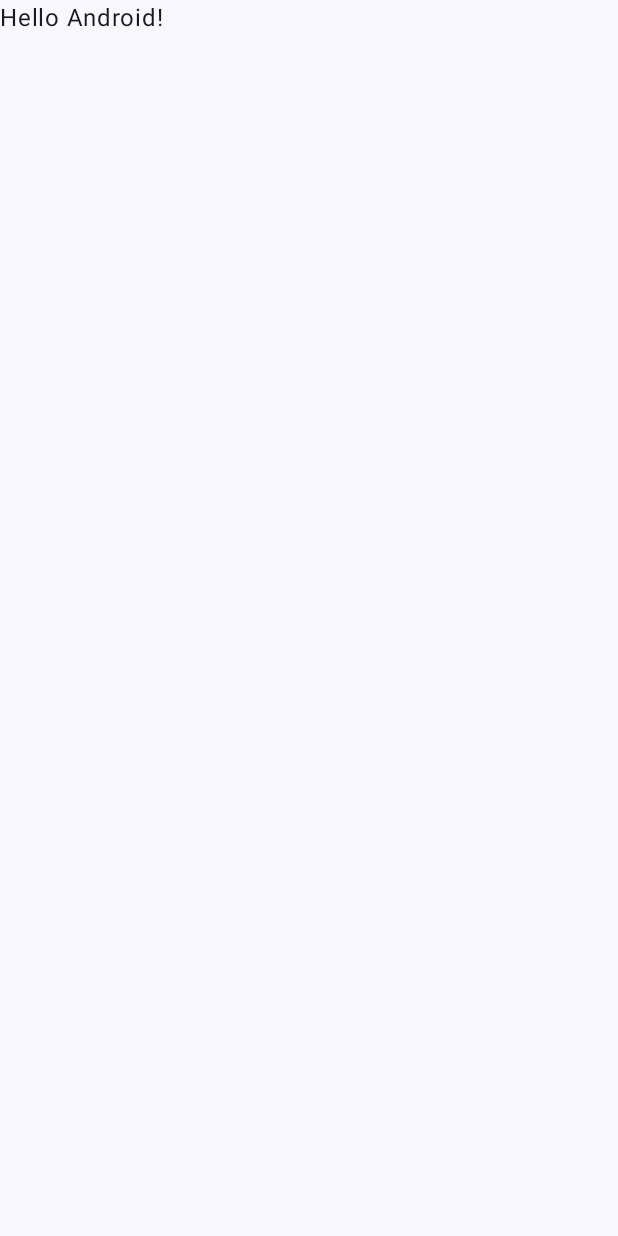
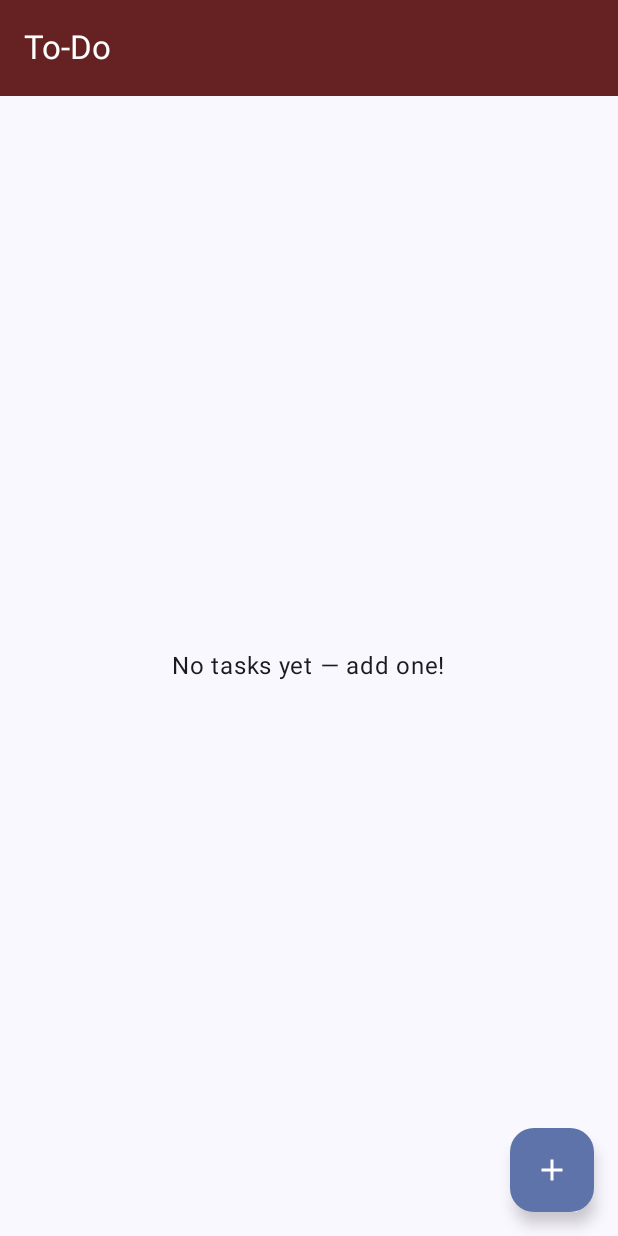
Before and after one commit to pg598595/ToDo---Jetpack-Compose, an Android app built with Jetpack Compose: the screen it shows after launch (MainActivity), on a phone screen of 412 x 824 dp. Before the commit the screen is almost empty. Run offline under Robolectric (Android 15) with nearby library versions, the phone set to English and light mode, and no system bars; our stand-ins replace Room's generated code.

Commit message:
[implement] Implement Add / edit task and list of task from room database

```diff
--- a/app/build.gradle.kts
+++ b/app/build.gradle.kts
@@ -2,7 +2,7 @@ plugins {
     alias(libs.plugins.android.application)
     alias(libs.plugins.kotlin.android)
     alias(libs.plugins.kotlin.compose)
-//    alias(libs.plugins.kotlin.kapt)
+    alias(libs.plugins.ksp)
 }
 
 android {
@@ -51,6 +51,7 @@ dependencies {
     implementation(libs.androidx.compose.ui.graphics)
     implementation(libs.androidx.compose.ui.tooling.preview)
     implementation(libs.androidx.compose.material3)
+    implementation(libs.androidx.compose.runtime)
     testImplementation(libs.junit)
     androidTestImplementation(libs.androidx.junit)
     androidTestImplementation(libs.androidx.espresso.core)
@@ -63,7 +64,7 @@ dependencies {
 
     implementation(libs.androidx.room.runtime)
     implementation(libs.androidx.room.ktx)
-//    kapt(libs.androidx.room.compiler)
+    ksp(libs.androidx.room.compiler)
 
     implementation(libs.androidx.compose.material3)
 }
--- a/app/src/main/AndroidManifest.xml
+++ b/app/src/main/AndroidManifest.xml
@@ -3,6 +3,7 @@
     xmlns:tools="http://schemas.android.com/tools">
 
     <application
+        android:name=".TodoApplication"
         android:allowBackup="true"
         android:dataExtractionRules="@xml/data_extraction_rules"
         android:fullBackupContent="@xml/backup_rules"
--- a/app/src/main/java/com/example/todo/MainActivity.kt
+++ b/app/src/main/java/com/example/todo/MainActivity.kt
@@ -11,37 +11,46 @@ import androidx.compose.material3.Text
 import androidx.compose.runtime.Composable
 import androidx.compose.ui.Modifier
 import androidx.compose.ui.tooling.preview.Preview
+import androidx.lifecycle.viewmodel.compose.viewModel
+import androidx.navigation.NavType
+import androidx.navigation.compose.NavHost
+import androidx.navigation.compose.composable
+import androidx.navigation.compose.rememberNavController
+import androidx.navigation.navArgument
+import com.example.todo.ui.AddEditTaskScreen
+import com.example.todo.ui.TaskListScreen
 import com.example.todo.ui.theme.ToDoTheme
+import com.example.todo.viewmodel.TaskViewModel
+import com.example.todo.viewmodel.TaskViewModelFactory
 
 class MainActivity : ComponentActivity() {
     override fun onCreate(savedInstanceState: Bundle?) {
         super.onCreate(savedInstanceState)
-        enableEdgeToEdge()
+        val repo = (application as TodoApplication).repository
+        val viewModelFactory = TaskViewModelFactory(repo)
+
         setContent {
-            ToDoTheme {
-                Scaffold(modifier = Modifier.fillMaxSize()) { innerPadding ->
-                    Greeting(
-                        name = "Android",
-                        modifier = Modifier.padding(innerPadding)
-                    )
+            ToDoTheme { // your Material3 theme wrapper
+                val navController = rememberNavController()
+                val vm: TaskViewModel = viewModel(factory = viewModelFactory)
+                NavHost(navController = navController, startDestination = "task_list") {
+                    composable("task_list") {
+                        TaskListScreen(navController = navController, viewModel = vm)
+                    }
+                    composable(
+                        "add_edit/{taskId}",
+                        arguments = listOf(
+                            navArgument("taskId") {
+                                type = NavType.LongType
+                                defaultValue = -1L
+                            }
+                        )
+                    ) { backStack ->
+                        val taskId = backStack.arguments?.getLong("taskId") ?: -1L
+                        AddEditTaskScreen(navController = navController, viewModel = vm, taskId = taskId)
+                    }
                 }
             }
         }
     }
 }
-
-@Composable
-fun Greeting(name: String, modifier: Modifier = Modifier) {
-    Text(
-        text = "Hello $name!",
-        modifier = modifier
-    )
-}
-
-@Preview(showBackground = true)
-@Composable
-fun GreetingPreview() {
-    ToDoTheme {
-        Greeting("Android")
-    }
-}
--- /dev/null
+++ b/app/src/main/java/com/example/todo/TodoApplication.kt
@@ -0,0 +1,11 @@
+package com.example.todo
+
+import android.app.Application
+import com.example.todo.data.AppDatabase
+import com.example.todo.data.TaskRepositoryImpl
+import kotlin.getValue
+
+class TodoApplication : Application() {
+    val database by lazy { AppDatabase.getDatabase(this) }
+    val repository by lazy { TaskRepositoryImpl(database.taskDao()) }
+}
--- /dev/null
+++ b/app/src/main/java/com/example/todo/data/AppDatabase.kt
@@ -0,0 +1,34 @@
+package com.example.todo.data
+
+import android.content.Context
+import androidx.room.Database
+import androidx.room.Room
+import androidx.room.RoomDatabase
+
+/**
+ * App database
+ *
+ * @constructor Create empty App database
+ */
+@Database(entities = [Task::class], version = 1, exportSchema = false)
+abstract class AppDatabase : RoomDatabase() {
+
+    abstract fun taskDao(): TaskDao
+
+    companion object {
+        @Volatile
+        private var INSTANCE: AppDatabase? = null
+
+        fun getDatabase(context: Context): AppDatabase {
+            return INSTANCE ?: synchronized(this) {
+                val instance = Room.databaseBuilder(
+                    context.applicationContext,
+                    AppDatabase::class.java,
+                    "todo_database"
+                ).build()
+                INSTANCE = instance
+                instance
+            }
+        }
+    }
+}
--- /dev/null
+++ b/app/src/main/java/com/example/todo/data/TaskDao.kt
@@ -0,0 +1,32 @@
+package com.example.todo.data
+
+import androidx.room.Dao
+import androidx.room.Delete
+import androidx.room.Insert
+import androidx.room.OnConflictStrategy
+import androidx.room.Query
+import androidx.room.Update
+import kotlinx.coroutines.flow.Flow
+
+/**
+ * Task dao
+ *
+ * @constructor Create empty Task dao
+ */
+@Dao
+interface TaskDao {
+    @Query("SELECT * FROM tasks ORDER BY createdAt DESC")
+    fun getAllTasks(): Flow<List<Task>>
+
+    @Query("SELECT * FROM tasks WHERE id = :id LIMIT 1")
+    suspend fun getTaskById(id: Long): Task?
+
+    @Insert(onConflict = OnConflictStrategy.REPLACE)
+    suspend fun insert(task: Task): Long
+
+    @Update
+    suspend fun update(task: Task)
+
+    @Delete
+    suspend fun delete(task: Task)
+}
--- /dev/null
+++ b/app/src/main/java/com/example/todo/data/TaskRepository.kt
@@ -0,0 +1,19 @@
+package com.example.todo.data
+
+import kotlinx.coroutines.flow.Flow
+
+interface TaskRepository {
+    fun getAllTasks(): Flow<List<Task>>
+    suspend fun getTaskById(id: Long): Task?
+    suspend fun insertTask(task: Task): Long
+    suspend fun updateTask(task: Task)
+    suspend fun deleteTask(task: Task)
+}
+
+//class TaskRepositoryImpl(private val dao: TaskDao) : TaskRepository {
+//    override fun getAllTasks(): Flow<List<Task>> = dao.getAllTasks()
+//    override suspend fun getTaskById(id: Long): Task? = dao.getTaskById(id)
+//    override suspend fun insertTask(task: Task): Long = dao.insert(task)
+//    override suspend fun updateTask(task: Task) = dao.update(task)
+//    override suspend fun deleteTask(task: Task) = dao.delete(task)
+//}
--- /dev/null
+++ b/app/src/main/java/com/example/todo/data/TaskRepositoryImpl.kt
@@ -0,0 +1,11 @@
+package com.example.todo.data
+
+import kotlinx.coroutines.flow.Flow
+
+class TaskRepositoryImpl(private val dao: TaskDao) : TaskRepository {
+    override fun getAllTasks(): Flow<List<Task>> = dao.getAllTasks()
+    override suspend fun getTaskById(id: Long): Task? = dao.getTaskById(id)
+    override suspend fun insertTask(task: Task): Long = dao.insert(task)
+    override suspend fun updateTask(task: Task) = dao.update(task)
+    override suspend fun deleteTask(task: Task) = dao.delete(task)
+}
--- /dev/null
+++ b/app/src/main/java/com/example/todo/ui/TaskListScreen.kt
@@ -0,0 +1,88 @@
+package com.example.todo.ui
+
+import androidx.compose.foundation.layout.Arrangement
+import androidx.compose.foundation.layout.Box
+import androidx.compose.foundation.layout.PaddingValues
+import androidx.compose.foundation.layout.Spacer
+import androidx.compose.foundation.layout.fillMaxSize
+import androidx.compose.foundation.layout.height
+import androidx.compose.foundation.layout.padding
+import androidx.compose.foundation.lazy.LazyColumn
+import androidx.compose.foundation.lazy.items
+import androidx.compose.foundation.lazy.itemsIndexed
+import androidx.compose.material.icons.Icons
+import androidx.compose.material.icons.filled.Add
+import androidx.compose.material3.ExperimentalMaterial3Api
+import androidx.compose.material3.FloatingActionButton
+import androidx.compose.material3.Icon
+import androidx.compose.material3.MaterialTheme
+import androidx.compose.material3.Scaffold
+import androidx.compose.material3.Text
+import androidx.compose.material3.TopAppBar
+import androidx.compose.material3.TopAppBarColors
+import androidx.compose.material3.TopAppBarDefaults
+import androidx.compose.runtime.Composable
+import androidx.compose.runtime.collectAsState
+import androidx.compose.runtime.getValue
+import androidx.compose.ui.Alignment
+import androidx.compose.ui.Modifier
+import androidx.compose.ui.graphics.Color
+import androidx.compose.ui.unit.dp
+import androidx.navigation.NavController
+import com.example.todo.ui.components.TaskItem
+import com.example.todo.viewmodel.TaskViewModel
+
+@OptIn(ExperimentalMaterial3Api::class)
+@Composable
+fun TaskListScreen(navController: NavController, viewModel: TaskViewModel) {
+    val tasks by viewModel.tasks.collectAsState()
+
+    val itemColors = listOf(
+        Color(0xFFA3485A), // dark red
+        Color(0xFFF5DAA7)  // light yellow
+    )
+
+    Scaffold(
+        topBar = { TopAppBar(
+            title = { Text("To-Do") },
+            colors = TopAppBarDefaults.topAppBarColors(
+                containerColor = Color(0xFF662222),
+                titleContentColor = Color.White
+            )
+        ) },
+        floatingActionButton = {
+            FloatingActionButton(onClick = { navController.navigate("add_edit/-1") }) {
+                Icon(Icons.Default.Add, contentDescription = "Add task")
+            }
+        }
+    ) { padding ->
+        if (tasks.isEmpty()) {
+            Box(Modifier.fillMaxSize().padding(padding), contentAlignment = Alignment.Center) {
+                Text("No tasks yet — add one!")
+            }
+        } else {
+            LazyColumn(contentPadding =
+                PaddingValues(
+                    top = padding.calculateTopPadding() + 16.dp, // extra 16.dp above list
+                    bottom = padding.calculateBottomPadding() + 16.dp,
+                    start = 16.dp,
+                    end = 16.dp
+                ),
+                verticalArrangement = Arrangement.spacedBy(8.dp)
+            ) {
+                itemsIndexed(tasks) { index,task ->
+                    TaskItem(
+                        task = task,
+                        onCheckedChange = { viewModel.toggleCompleted(task) },
+                        onClick = { navController.navigate("add_edit/${task.id}") },
+                        onDelete = { viewModel.deleteTask(task) },
+                        backgroundColor = itemColors[index % itemColors.size],
+                        contentPadding = PaddingValues(16.dp)
+                    )
+                    Spacer(modifier = Modifier.height(8.dp))
+                }
+            }
+        }
+    }
+
+}
--- /dev/null
+++ b/app/src/main/java/com/example/todo/viewmodel/TaskViewModel.kt
@@ -0,0 +1,59 @@
+package com.example.todo.viewmodel
+
+import androidx.lifecycle.ViewModel
+import androidx.lifecycle.viewModelScope
+import com.example.todo.data.Task
+import com.example.todo.data.TaskRepository
+import com.example.todo.data.TaskRepositoryImpl
+import kotlinx.coroutines.flow.MutableStateFlow
+import kotlinx.coroutines.flow.SharingStarted
+import kotlinx.coroutines.flow.StateFlow
+import kotlinx.coroutines.flow.asStateFlow
+import kotlinx.coroutines.flow.stateIn
+import kotlinx.coroutines.launch
+
+class TaskViewModel(private val repo: TaskRepository) : ViewModel() {
+    // list of tasks
+    private val _tasks = MutableStateFlow<List<Task>>(emptyList())
+    val tasks: StateFlow<List<Task>> = _tasks.asStateFlow()
+
+    // single task loaded for editing
+    private val _currentTask = MutableStateFlow<Task?>(null)
+    val currentTask: StateFlow<Task?> = _currentTask.asStateFlow()
+
+    init {
+        viewModelScope.launch {
+            repo.getAllTasks().collect { _tasks.value = it }
+        }
+    }
+
+    fun loadTask(id: Long) {
+        viewModelScope.launch {
+            _currentTask.value = repo.getTaskById(id)
+        }
+    }
+
+    fun addOrUpdateTask(id: Long, title: String, description: String?, completed: Boolean) {
+        viewModelScope.launch {
+            val task = if (id == -1L) {
+                Task(title = title, description = description, isCompleted = completed)
+            } else {
+                // when editing, preserve createdAt or set as desired
+                val existing = repo.getTaskById(id)
+                val created = existing?.createdAt ?: System.currentTimeMillis()
+                Task(id = id, title = title, description = description, isCompleted = completed, createdAt = created)
+            }
+            repo.insertTask(task) // insert with REPLACE will work for create/update
+        }
+    }
+
+    fun toggleCompleted(task: Task) {
+        viewModelScope.launch {
+            repo.updateTask(task.copy(isCompleted = !task.isCompleted))
+        }
+    }
+
+    fun deleteTask(task: Task) {
+        viewModelScope.launch { repo.deleteTask(task) }
+    }
+}
--- /dev/null
+++ b/app/src/main/java/com/example/todo/viewmodel/TaskViewModelFactory.kt
@@ -0,0 +1,16 @@
+package com.example.todo.viewmodel
+
+import androidx.lifecycle.ViewModel
+import androidx.lifecycle.ViewModelProvider
+import com.example.todo.data.TaskRepository
+import com.example.todo.data.TaskRepositoryImpl
+
+class TaskViewModelFactory(private val repo: TaskRepository) : ViewModelProvider.Factory {
+    override fun <T : ViewModel> create(modelClass: Class<T>): T {
+        if (modelClass.isAssignableFrom(TaskViewModel::class.java)) {
+            @Suppress("UNCHECKED_CAST")
+            return TaskViewModel(repo) as T
+        }
+        throw IllegalArgumentException("Unknown ViewModel class")
+    }
+}
--- a/gradle/libs.versions.toml
+++ b/gradle/libs.versions.toml
@@ -12,6 +12,7 @@ navigationCompose = "2.8.3"
 lifecycleViewmodelCompose = "2.8.6"
 room = "2.6.1"
 composeMaterial3 = "1.3.0"
+runtime = "1.9.2"
 
 [libraries]
 androidx-core-ktx = { group = "androidx.core", name = "core-ktx", version.ref = "coreKtx" }
@@ -33,10 +34,12 @@ androidx-lifecycle-viewmodel-compose = { module = "androidx.lifecycle:lifecycle-
 androidx-room-runtime = { module = "androidx.room:room-runtime", version.ref = "room" }
 androidx-room-ktx = { module = "androidx.room:room-ktx", version.ref = "room" }
 androidx-room-compiler = { module = "androidx.room:room-compiler", version.ref = "room" }
+androidx-compose-runtime = { group = "androidx.compose.runtime", name = "runtime", version.ref = "runtime" }
 
 
 [plugins]
 android-application = { id = "com.android.application", version.ref = "agp" }
 kotlin-android = { id = "org.jetbrains.kotlin.android", version.ref = "kotlin" }
 kotlin-compose = { id = "org.jetbrains.kotlin.plugin.compose", version.ref = "kotlin" }
-kotlin-kapt = { id = "org.jetbrains.kotlin.kapt", version.ref = "kotlin" }
+ksp = { id = "com.google.devtools.ksp", version = "2.0.21-1.0.25" }
+# As we are on Kotlin version 2* , we are using ksp instead of Kapt
```
Also changed, not shown: app/src/main/java/com/example/todo/data/Task.kt (added, +13 -0 lines), app/src/main/java/com/example/todo/ui/AddEditTaskScreen.kt (added, +99 -0 lines), app/src/main/java/com/example/todo/ui/components/TaskItem.kt (added, +61 -0 lines), settings.gradle.kts (+1 -7 lines).
